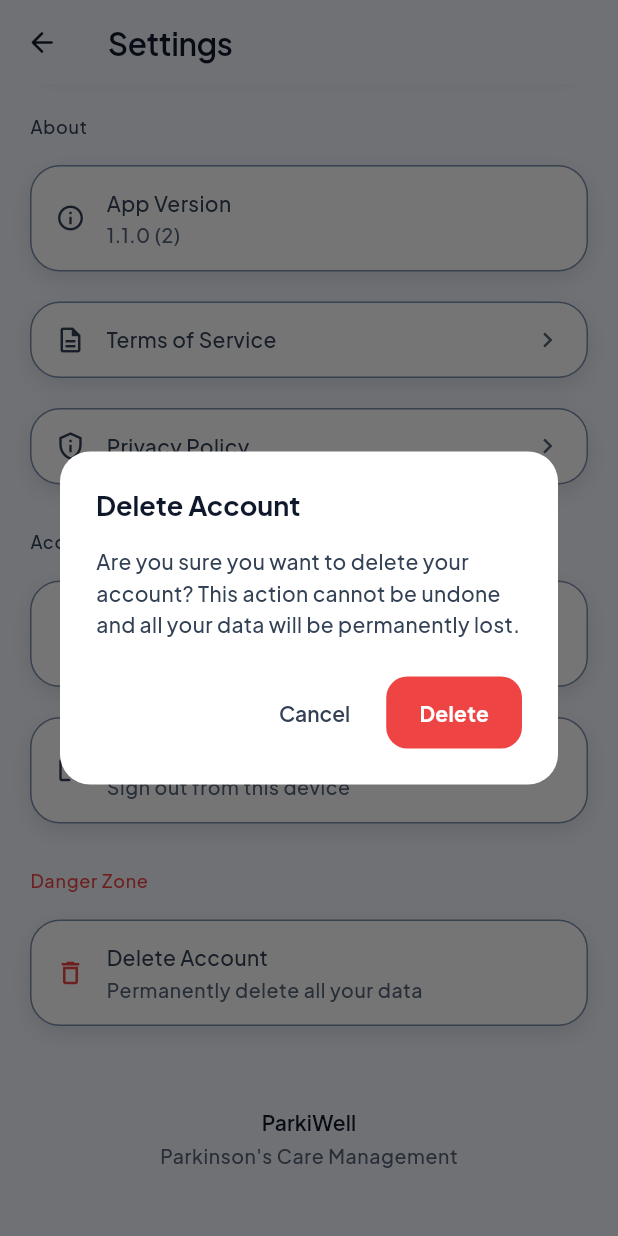
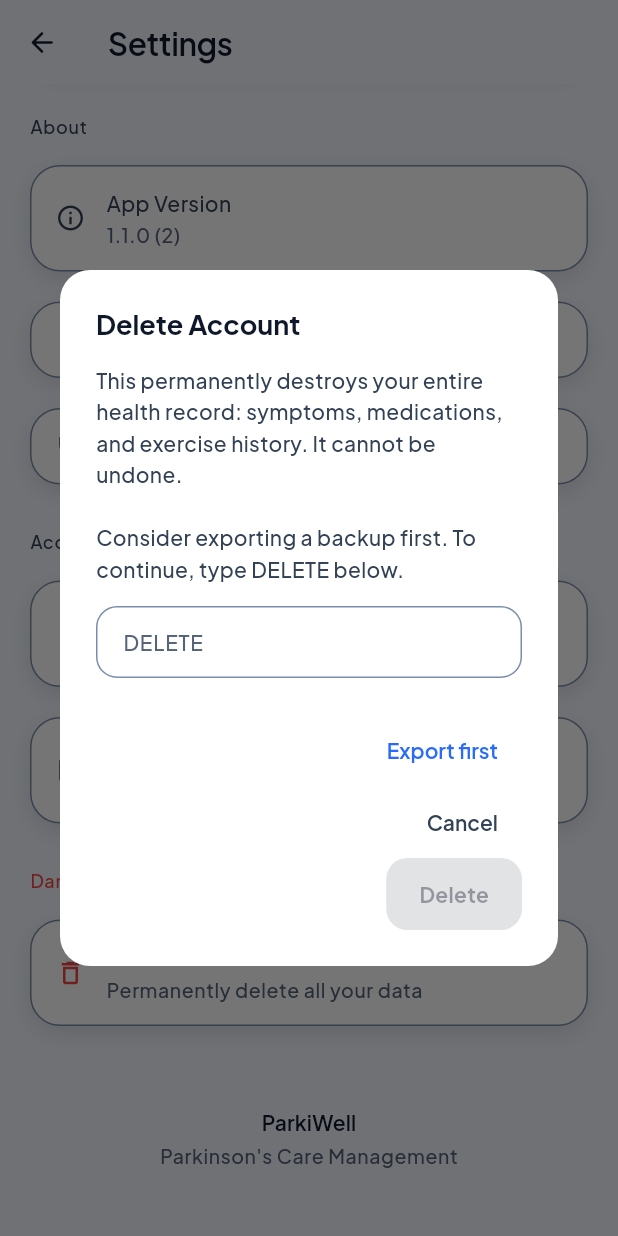
Before and after one commit to ParkiWell/ParkiWell, a Flutter app: the SettingsScreen screen opened by its route, scrolled down 834 dp, after a tap on "Delete Account", on a phone screen of 412 x 824 dp. Run offline on Flutter 3.47's test engine with Material 3 defaults, Android fonts, the phone set to English and light mode, and no system bars; our stand-ins replace camera, connectivity_plus, fl_chart, flutter_local_notifications, flutter_secure_storage, flutter_timezone and 12 more; missing offline and left inert: cryptography, profanity_filter, terminate_restart; accounts and stored records are empty.

Commit message:
fix: harden account deletion and rate limits

```diff
--- a/lib/settings.dart
+++ b/lib/settings.dart
@@ -132,19 +132,51 @@ class _SettingsScreenState extends State<SettingsScreen> {
 
   void _showDeleteAccountDialog() {
     final colors = context.colors;
+    final confirmController = TextEditingController();
 
     showDialog(
       context: context,
       builder: (BuildContext c) {
+        return StatefulBuilder(
+          builder: (c, setDialogState) {
+            final confirmed =
+                confirmController.text.trim().toUpperCase() == 'DELETE';
             return AlertDialog(
               title: const Text('Delete Account'),
-          content: Text(
-            'Are you sure you want to delete your account? This action cannot be undone and all your data will be permanently lost.',
-            style: Theme.of(
-              c,
-            ).textTheme.bodyMedium?.copyWith(color: colors.textSecondary),
+              content: Column(
+                mainAxisSize: MainAxisSize.min,
+                crossAxisAlignment: CrossAxisAlignment.start,
+                children: [
+                  Text(
+                    'This permanently destroys your entire health record: '
+                    'symptoms, medications, and exercise history. It cannot '
+                    'be undone.\n\nConsider exporting a backup first. To '
+                    'continue, type DELETE below.',
+                    style: Theme.of(c).textTheme.bodyMedium?.copyWith(
+                      color: colors.textSecondary,
+                    ),
+                  ),
+                  const SizedBox(height: 14),
+                  TextField(
+                    controller: confirmController,
+                    autofocus: false,
+                    textCapitalization: TextCapitalization.characters,
+                    onChanged: (_) => setDialogState(() {}),
+                    decoration: const InputDecoration(
+                      hintText: 'DELETE',
+                      border: OutlineInputBorder(),
+                    ),
+                  ),
+                ],
               ),
               actions: [
+                TextButton(
+                  onPressed: () {
+                    Navigator.pop(c);
+                    _exportBackup();
+                  },
+                  child: const Text('Export first'),
+                ),
                 TextButton(
                   onPressed: () => Navigator.pop(c),
                   child: Text(
@@ -153,11 +185,16 @@ class _SettingsScreenState extends State<SettingsScreen> {
                   ),
                 ),
                 ElevatedButton(
-              onPressed: () async {
+                  // Typing DELETE is deliberate friction: an unlocked
+                  // phone or a tremor tap must never be enough to destroy
+                  // a medical history.
+                  onPressed: confirmed
+                      ? () async {
                           HapticUtils.lightImpact();
                           Navigator.pop(c);
                           await _showDeletingDialog();
-              },
+                        }
+                      : null,
                   style: ElevatedButton.styleFrom(
                     backgroundColor: colors.error,
                     foregroundColor: Colors.white,
@@ -165,6 +202,8 @@ class _SettingsScreenState extends State<SettingsScreen> {
                   child: const Text('Delete'),
                 ),
               ],
+            );
+          },
         );
       },
     );
```
Also changed, not shown: lib/singleton.dart (+20 -0 lines), 2 other files. Lines whose indentation alone changed are shown as unchanged.
